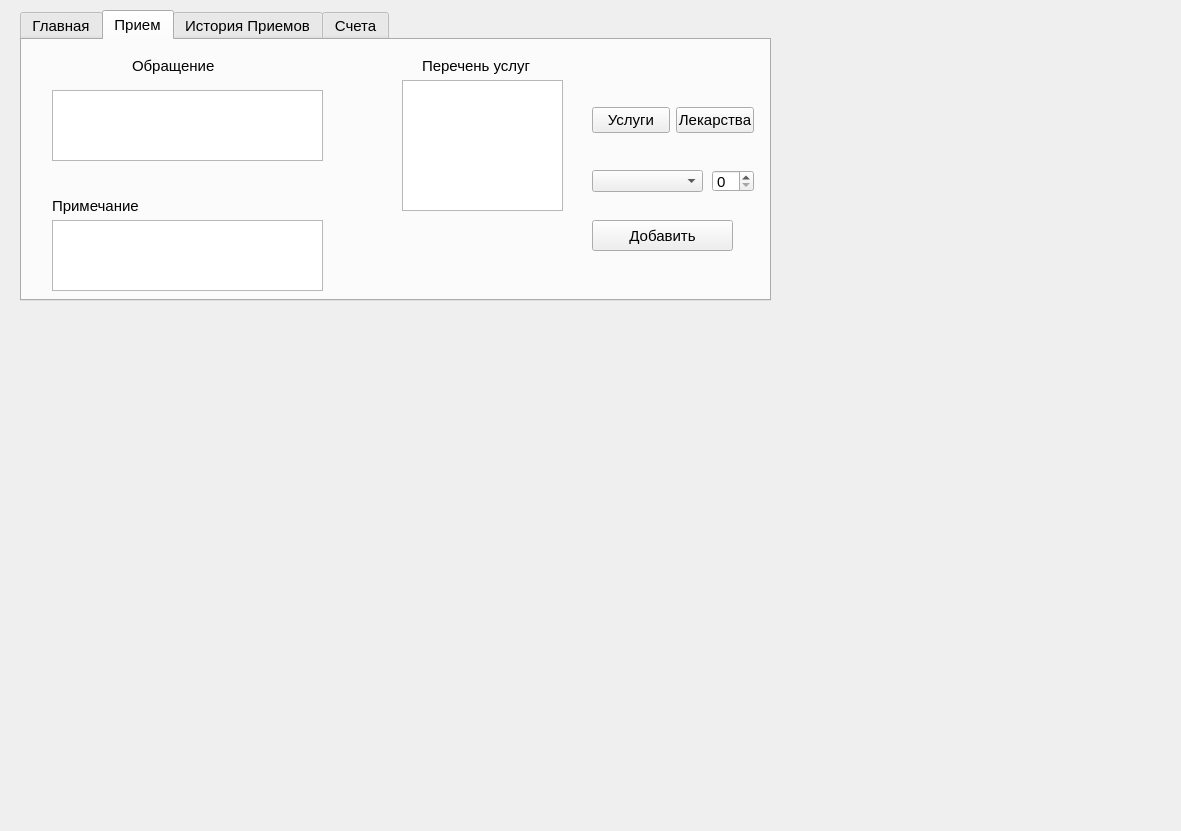
Old version of the form ui/medicalCard.ui in the repository flexyw1be/DentalProject.
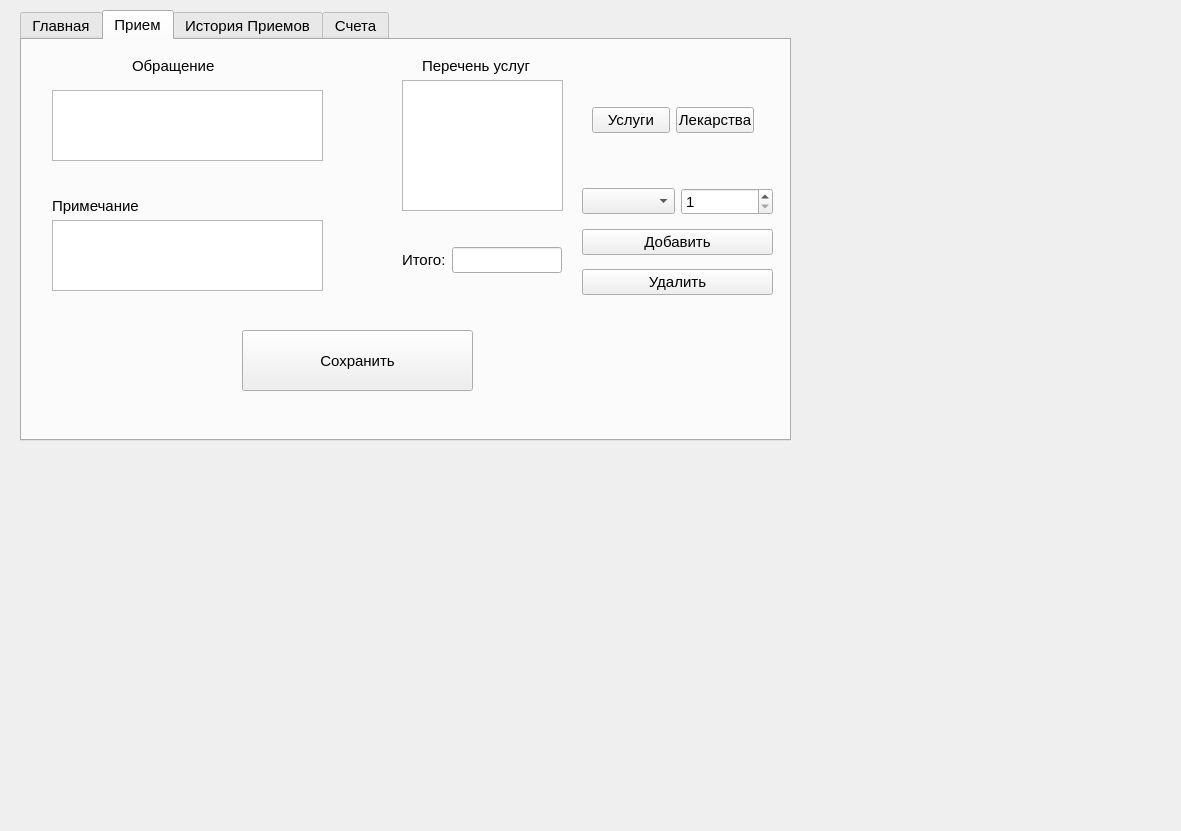
New version of the form. The open tabs and pages were chosen to show the change.

Commit message: many changes in medical card and new python files

```diff
--- a/ui/medicalCard.ui
+++ b/ui/medicalCard.ui
@@ -19,8 +19,8 @@
      <rect>
       <x>20</x>
       <y>10</y>
-      <width>751</width>
-      <height>291</height>
+      <width>771</width>
+      <height>431</height>
      </rect>
     </property>
     <property name="font">
@@ -230,16 +230,6 @@
        <string>Примечание</string>
       </property>
      </widget>
-     <widget class="QComboBox" name="services_combo_box">
-      <property name="geometry">
-       <rect>
-        <x>570</x>
-        <y>130</y>
-        <width>111</width>
-        <height>22</height>
-       </rect>
-      </property>
-     </widget>
      <widget class="QWidget" name="horizontalLayoutWidget">
       <property name="geometry">
        <rect>
@@ -298,25 +288,6 @@
        </rect>
       </property>
      </widget>
-     <widget class="QPushButton" name="add_push_button">
-      <property name="geometry">
-       <rect>
-        <x>570</x>
-        <y>180</y>
-        <width>141</width>
-        <height>31</height>
-       </rect>
-      </property>
-      <property name="font">
-       <font>
-        <family>Segoe UI</family>
-        <pointsize>11</pointsize>
-       </font>
-      </property>
-      <property name="text">
-       <string>Добавить</string>
-      </property>
-     </widget>
      <widget class="QListWidget" name="price_list">
       <property name="geometry">
        <rect>
@@ -327,15 +298,111 @@
        </rect>
       </property>
      </widget>
-     <widget class="QSpinBox" name="count_spin_box">
+     <widget class="QWidget" name="horizontalLayoutWidget_2">
       <property name="geometry">
        <rect>
-        <x>690</x>
-        <y>130</y>
-        <width>42</width>
-        <height>22</height>
+        <x>380</x>
+        <y>180</y>
+        <width>160</width>
+        <height>80</height>
        </rect>
       </property>
+      <layout class="QHBoxLayout" name="horizontalLayout_6">
+       <item>
+        <widget class="QLabel" name="label_8">
+         <property name="font">
+          <font>
+           <family>Segoe UI</family>
+           <pointsize>11</pointsize>
+          </font>
+         </property>
+         <property name="text">
+          <string>Итого:</string>
+         </property>
+        </widget>
+       </item>
+       <item>
+        <widget class="QLineEdit" name="cost_line_edit">
+         <property name="font">
+          <font>
+           <family>Segoe UI</family>
+           <pointsize>11</pointsize>
+          </font>
+         </property>
+        </widget>
+       </item>
+      </layout>
+     </widget>
+     <widget class="QPushButton" name="save_push_button">
+      <property name="geometry">
+       <rect>
+        <x>220</x>
+        <y>290</y>
+        <width>231</width>
+        <height>61</height>
+       </rect>
+      </property>
+      <property name="font">
+       <font>
+        <family>Segoe UI</family>
+        <pointsize>11</pointsize>
+       </font>
+      </property>
+      <property name="text">
+       <string>Сохранить</string>
+      </property>
+     </widget>
+     <widget class="QWidget" name="verticalLayoutWidget">
+      <property name="geometry">
+       <rect>
+        <x>560</x>
+        <y>140</y>
+        <width>191</width>
+        <height>124</height>
+       </rect>
+      </property>
+      <layout class="QVBoxLayout" name="verticalLayout">
+       <item>
+        <layout class="QHBoxLayout" name="horizontalLayout_7">
+         <item>
+          <widget class="QComboBox" name="services_combo_box"/>
+         </item>
+         <item>
+          <widget class="QSpinBox" name="count_spin_box">
+           <property name="minimum">
+            <number>1</number>
+           </property>
+          </widget>
+         </item>
+        </layout>
+       </item>
+       <item>
+        <widget class="QPushButton" name="add_push_button">
+         <property name="font">
+          <font>
+           <family>Segoe UI</family>
+           <pointsize>11</pointsize>
+          </font>
+         </property>
+         <property name="text">
+          <string>Добавить</string>
+         </property>
+        </widget>
+       </item>
+       <item>
+        <widget class="QPushButton" name="delete_push_button">
+         <property name="font">
+          <font>
+           <family>Segoe UI</family>
+           <pointsize>11</pointsize>
+          </font>
+         </property>
+         <property name="text">
+          <string>Удалить</string>
+         </property>
+        </widget>
+       </item>
+      </layout>
      </widget>
     </widget>
     <widget class="QWidget" name="tab_3">
```
Left out of the diff: 12 changed lines with no effect on the pictures. The commit also changes 7 other files.
